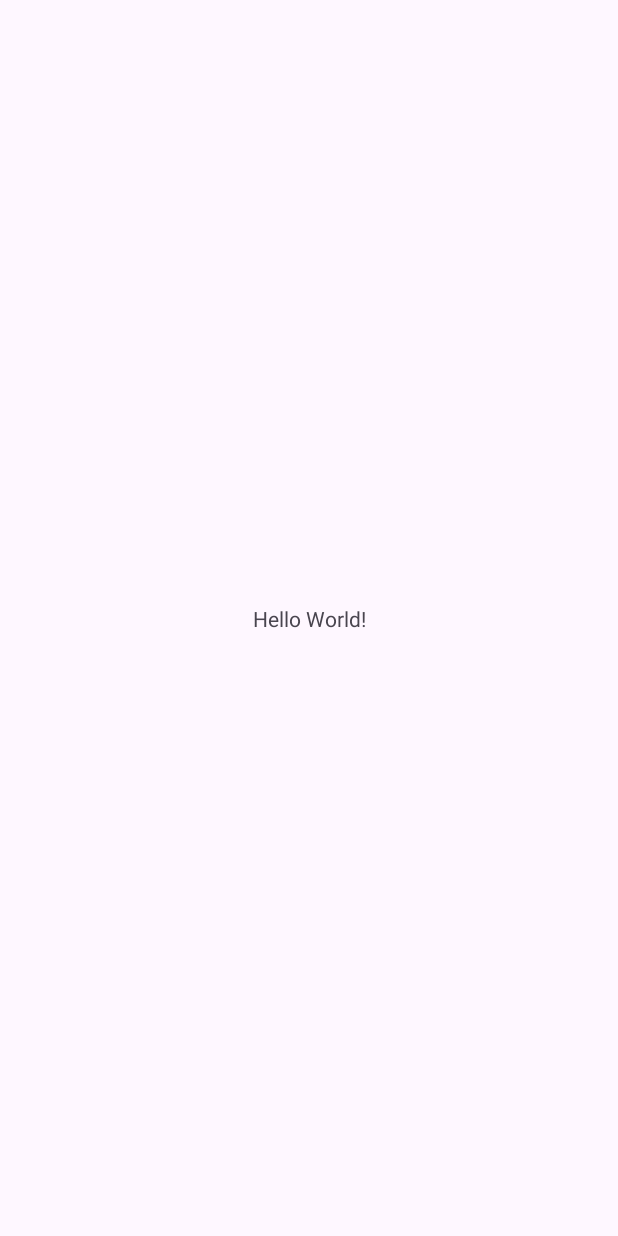
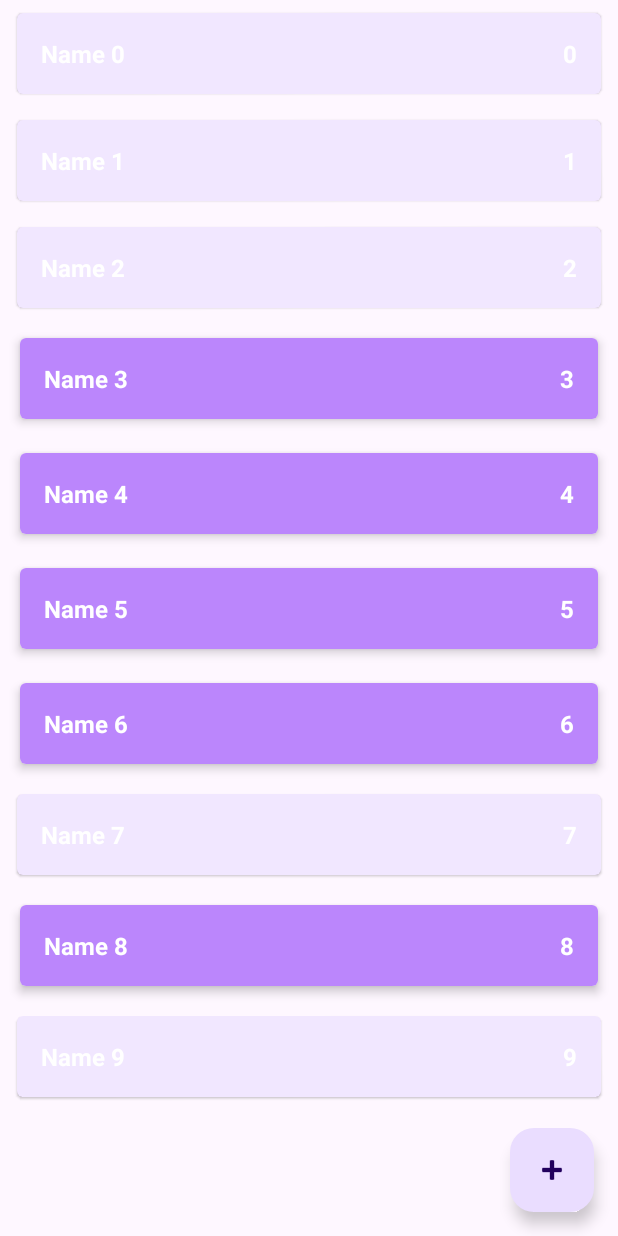
Before and after one commit to AlexV1111/ShoppingList, an Android app: the screen it shows after launch (MainActivity), on a phone screen of 412 x 824 dp. Before the commit the screen is almost empty. Run offline under Robolectric (Android 15) with nearby library versions, the phone set to English and light mode, and no system bars.

Commit message:
add RecyclerView

```diff
--- a/app/src/main/java/com/example/shoppinglist/data/ShopListRepositoryImpl.kt
+++ b/app/src/main/java/com/example/shoppinglist/data/ShopListRepositoryImpl.kt
@@ -4,10 +4,11 @@ import androidx.lifecycle.LiveData
 import androidx.lifecycle.MutableLiveData
 import com.example.shoppinglist.domain.ShopItem
 import com.example.shoppinglist.domain.ShopListRepository
+import kotlin.random.Random
 
 object ShopListRepositoryImpl : ShopListRepository {
 
-    private val shopList = mutableListOf<ShopItem>()
+    private val shopList = sortedSetOf<ShopItem>({ o1, o2 -> o1.id.compareTo(o2.id) })
 
     private val shopListLD = MutableLiveData<List<ShopItem>>()
 
@@ -15,7 +16,7 @@ object ShopListRepositoryImpl : ShopListRepository {
 
     init {
         for (i in 0 until 10) {
-            val item = ShopItem("Name $i", i, true)
+            val item = ShopItem("Name $i", i, Random.nextBoolean())
             addShopItem(item)
         }
     }
--- a/app/src/main/java/com/example/shoppinglist/presentation/MainActivity.kt
+++ b/app/src/main/java/com/example/shoppinglist/presentation/MainActivity.kt
@@ -1,21 +1,78 @@
 package com.example.shoppinglist.presentation
 
 import android.os.Bundle
+import android.util.Log
 import androidx.appcompat.app.AppCompatActivity
 import androidx.lifecycle.ViewModelProvider
-import androidx.media3.common.util.Log
+import androidx.recyclerview.widget.ItemTouchHelper
+import androidx.recyclerview.widget.RecyclerView
 import com.example.shoppinglist.R
 
 class MainActivity : AppCompatActivity() {
 
     private lateinit var viewModel: MainViewModel
+    private lateinit var adapter: ShopListAdapter
+
 
     override fun onCreate(savedInstanceState: Bundle?) {
         super.onCreate(savedInstanceState)
         setContentView(R.layout.activity_main)
+        setupRecyclerView()
         viewModel = ViewModelProvider(this)[MainViewModel::class.java]
-        viewModel.shopList.observe(this){
-            Log.d("MainActivityTest", it.toString())
+
+        viewModel.shopList.observe(this) {
+            adapter.submitList(it)
         }
     }
+
+    private fun setupRecyclerView() {
+        val rvShopList = findViewById<RecyclerView>(R.id.rv_shop_list)
+        adapter = ShopListAdapter()
+        rvShopList.adapter = adapter
+        rvShopList.recycledViewPool.setMaxRecycledViews(
+            ShopListAdapter.ITEM_SHOP_ENABLED,
+            ShopListAdapter.MAX_POOL_SIZE
+        )
+        rvShopList.recycledViewPool.setMaxRecycledViews(
+            ShopListAdapter.ITEM_SHOP_DISABLED,
+            ShopListAdapter.MAX_POOL_SIZE
+        )
+
+        setupLongClickListener()
+        setupClickListener()
+        setupSwipeListener(rvShopList)
+    }
+
+    private fun setupClickListener() {
+        adapter.onShopItemClickListener = {
+            Log.d("MainActivity", it.toString())
+        }
+    }
+
+    private fun setupLongClickListener() {
+        adapter.onShopItemLongClickListener = { viewModel.changeEnableState(it) }
+    }
+
+    private fun setupSwipeListener(rvShopList: RecyclerView) {
+        val itemTouchHelper = ItemTouchHelper(
+            object :
+                ItemTouchHelper.SimpleCallback(
+                    0,
+                    ItemTouchHelper.LEFT or ItemTouchHelper.RIGHT
+                ) {
+                override fun onMove(
+                    recyclerView: RecyclerView,
+                    viewHolder: RecyclerView.ViewHolder,
+                    target: RecyclerView.ViewHolder
+                ): Boolean {
+                    return false
+                }
+
+                override fun onSwiped(viewHolder: RecyclerView.ViewHolder, direction: Int) {
+                    val item = adapter.currentList[viewHolder.adapterPosition]
+                    viewModel.deleteShopItem(item)
+                }
+            })
+        itemTouchHelper.attachToRecyclerView(rvShopList)
+    }
 }
--- /dev/null
+++ b/app/src/main/java/com/example/shoppinglist/presentation/ShopItemDiffCallback.kt
@@ -0,0 +1,14 @@
+package com.example.shoppinglist.presentation
+
+import androidx.recyclerview.widget.DiffUtil
+import com.example.shoppinglist.domain.ShopItem
+
+class ShopItemDiffCallback : DiffUtil.ItemCallback<ShopItem>() {
+    override fun areItemsTheSame(oldItem: ShopItem, newItem: ShopItem): Boolean {
+        return oldItem.id == newItem.id
+    }
+
+    override fun areContentsTheSame(oldItem: ShopItem, newItem: ShopItem): Boolean {
+        return oldItem == newItem
+    }
+}
--- /dev/null
+++ b/app/src/main/java/com/example/shoppinglist/presentation/ShopItemViewHolder.kt
@@ -0,0 +1,11 @@
+package com.example.shoppinglist.presentation
+
+import android.view.View
+import android.widget.TextView
+import androidx.recyclerview.widget.RecyclerView
+import com.example.shoppinglist.R
+
+class ShopItemViewHolder(itemView: View) : RecyclerView.ViewHolder(itemView) {
+    val tvName = itemView.findViewById<TextView>(R.id.tv_name)
+    val tvCount = itemView.findViewById<TextView>(R.id.tv_count)
+}
--- /dev/null
+++ b/app/src/main/java/com/example/shoppinglist/presentation/ShopListAdapter.kt
@@ -0,0 +1,53 @@
+package com.example.shoppinglist.presentation
+
+import android.view.LayoutInflater
+import android.view.ViewGroup
+import androidx.recyclerview.widget.ListAdapter
+import com.example.shoppinglist.R
+import com.example.shoppinglist.domain.ShopItem
+
+class ShopListAdapter :
+    ListAdapter<ShopItem, ShopItemViewHolder>(ShopItemDiffCallback()) {
+
+    var onShopItemLongClickListener: ((ShopItem) -> Unit)? = null
+    var onShopItemClickListener: ((ShopItem) -> Unit)? = null
+
+    override fun onCreateViewHolder(parent: ViewGroup, viewType: Int): ShopItemViewHolder {
+        val layout = when (viewType) {
+            ITEM_SHOP_ENABLED -> R.layout.item_shop_enabled
+            ITEM_SHOP_DISABLED -> R.layout.item_shop_disabled
+            else -> throw RuntimeException("Unknown view type: $viewType")
+        }
+        val view = LayoutInflater.from(parent.context).inflate(layout, parent, false)
+        return ShopItemViewHolder(view)
+    }
+
+    override fun onBindViewHolder(holder: ShopItemViewHolder, position: Int) {
+        val shopItem = getItem(position)
+        holder.tvName.text = shopItem.name
+        holder.tvCount.text = shopItem.count.toString()
+
+        holder.itemView.setOnLongClickListener {
+            onShopItemLongClickListener?.invoke(shopItem)
+            true
+        }
+
+        holder.itemView.setOnClickListener {
+            onShopItemClickListener?.invoke(shopItem)
+        }
+    }
+
+    override fun getItemViewType(position: Int): Int {
+        val shopItem = getItem(position)
+        return if (shopItem.enable) ITEM_SHOP_ENABLED
+        else ITEM_SHOP_DISABLED
+    }
+
+
+
+    companion object {
+        const val ITEM_SHOP_ENABLED = 1
+        const val ITEM_SHOP_DISABLED = -1
+        const val MAX_POOL_SIZE = 15
+    }
+}
--- /dev/null
+++ b/app/src/main/java/com/example/shoppinglist/presentation/ShopListDiffCallback.kt
@@ -0,0 +1,29 @@
+package com.example.shoppinglist.presentation
+
+import androidx.recyclerview.widget.DiffUtil
+import com.example.shoppinglist.domain.ShopItem
+
+class ShopListDiffCallback(
+    private val oldList: List<ShopItem>,
+    private val newList: List<ShopItem>
+) : DiffUtil.Callback() {
+    override fun getOldListSize(): Int {
+        return oldList.size
+    }
+
+    override fun getNewListSize(): Int {
+        return newList.size
+    }
+
+    override fun areItemsTheSame(oldItemPosition: Int, newItemPosition: Int): Boolean {
+        val oldItem = oldList[oldItemPosition]
+        val newItem = newList[newItemPosition]
+        return oldItem.id == newItem.id
+    }
+
+    override fun areContentsTheSame(oldItemPosition: Int, newItemPosition: Int): Boolean {
+        val oldItem = oldList[oldItemPosition]
+        val newItem = newList[newItemPosition]
+        return oldItem == newItem
+    }
+}
--- a/app/src/main/res/layout/activity_main.xml
+++ b/app/src/main/res/layout/activity_main.xml
@@ -7,13 +7,29 @@
     android:layout_height="match_parent"
     tools:context=".presentation.MainActivity">
 
-    <TextView
-        android:layout_width="wrap_content"
-        android:layout_height="wrap_content"
-        android:text="Hello World!"
+    <androidx.recyclerview.widget.RecyclerView
+        android:id="@+id/rv_shop_list"
+        android:layout_width="match_parent"
+        android:layout_height="match_parent"
+        android:visibility="visible"
         app:layout_constraintBottom_toBottomOf="parent"
         app:layout_constraintEnd_toEndOf="parent"
         app:layout_constraintStart_toStartOf="parent"
-        app:layout_constraintTop_toTopOf="parent" />
+        app:layout_constraintTop_toTopOf="parent"
+        app:layoutManager="androidx.recyclerview.widget.LinearLayoutManager"
+        tools:listitem="@layout/item_shop_enabled"/>
+
+    <com.google.android.material.floatingactionbutton.FloatingActionButton
+        android:id="@+id/button_add_shop_item"
+        android:layout_width="wrap_content"
+        android:layout_height="wrap_content"
+        android:layout_marginEnd="16dp"
+        android:layout_marginBottom="16dp"
+        android:clickable="true"
+        android:contentDescription="@string/add_shop_item_content_description"
+        android:focusable="true"
+        app:layout_constraintBottom_toBottomOf="parent"
+        app:layout_constraintEnd_toEndOf="parent"
+        app:srcCompat="@android:drawable/ic_input_add" />
 
 </androidx.constraintlayout.widget.ConstraintLayout>
--- /dev/null
+++ b/app/src/main/res/layout/item_shop_disabled.xml
@@ -0,0 +1,43 @@
+<?xml version="1.0" encoding="utf-8"?>
+<androidx.cardview.widget.CardView xmlns:android="http://schemas.android.com/apk/res/android"
+    xmlns:app="http://schemas.android.com/apk/res-auto"
+    xmlns:tools="http://schemas.android.com/tools"
+    android:layout_width="match_parent"
+    android:layout_height="wrap_content"
+    android:layout_marginStart="8dp"
+    android:layout_marginTop="4dp"
+    android:layout_marginEnd="8dp"
+    android:layout_marginBottom="4dp"
+    app:cardCornerRadius="4dp"
+    app:cardElevation="1dp"
+    app:cardUseCompatPadding="true">
+
+    <LinearLayout
+        android:layout_width="match_parent"
+        android:layout_height="wrap_content"
+        android:background="#33BB86FC"
+        android:orientation="horizontal"
+        android:padding="16dp">
+
+        <TextView
+            android:id="@+id/tv_name"
+            android:layout_width="0dp"
+            android:layout_height="wrap_content"
+            android:layout_weight="1"
+            android:textColor="@color/white"
+            android:textSize="16sp"
+            android:textStyle="bold"
+            tools:text="@string/napkins" />
+
+        <TextView
+            android:id="@+id/tv_count"
+            android:layout_width="wrap_content"
+            android:layout_height="wrap_content"
+            android:textColor="@color/white"
+            android:textSize="16sp"
+            android:textStyle="bold"
+            tools:text="1" />
+
+    </LinearLayout>
+
+</androidx.cardview.widget.CardView>
--- /dev/null
+++ b/app/src/main/res/layout/item_shop_enabled.xml
@@ -0,0 +1,43 @@
+<?xml version="1.0" encoding="utf-8"?>
+<androidx.cardview.widget.CardView xmlns:android="http://schemas.android.com/apk/res/android"
+    xmlns:app="http://schemas.android.com/apk/res-auto"
+    xmlns:tools="http://schemas.android.com/tools"
+    android:layout_width="match_parent"
+    android:layout_height="wrap_content"
+    android:layout_marginStart="8dp"
+    android:layout_marginTop="4dp"
+    android:layout_marginEnd="8dp"
+    android:layout_marginBottom="4dp"
+    app:cardCornerRadius="4dp"
+    app:cardElevation="4dp"
+    app:cardUseCompatPadding="true">
+
+    <LinearLayout
+        android:layout_width="match_parent"
+        android:layout_height="wrap_content"
+        android:background="@color/purple_200"
+        android:orientation="horizontal"
+        android:padding="16dp">
+
+        <TextView
+            android:id="@+id/tv_name"
+            android:layout_width="0dp"
+            android:layout_height="wrap_content"
+            android:layout_weight="1"
+            android:textColor="@color/white"
+            android:textSize="16sp"
+            android:textStyle="bold"
+            tools:text="@string/napkins" />
+
+        <TextView
+            android:id="@+id/tv_count"
+            android:layout_width="wrap_content"
+            android:layout_height="wrap_content"
+            android:textColor="@color/white"
+            android:textSize="16sp"
+            android:textStyle="bold"
+            tools:text="1" />
+
+    </LinearLayout>
+
+</androidx.cardview.widget.CardView>
--- a/app/src/main/res/values/colors.xml
+++ b/app/src/main/res/values/colors.xml
@@ -2,4 +2,5 @@
 <resources>
     <color name="black">#FF000000</color>
     <color name="white">#FFFFFFFF</color>
+    <color name="purple_200">#FFBB86FC</color>
 </resources>
--- a/app/src/main/res/values/strings.xml
+++ b/app/src/main/res/values/strings.xml
@@ -1,3 +1,5 @@
 <resources>
     <string name="app_name">Shopping List</string>
+    <string name="napkins">Салфетки</string>
+    <string name="add_shop_item_content_description">Add new shop item</string>
 </resources>
```
